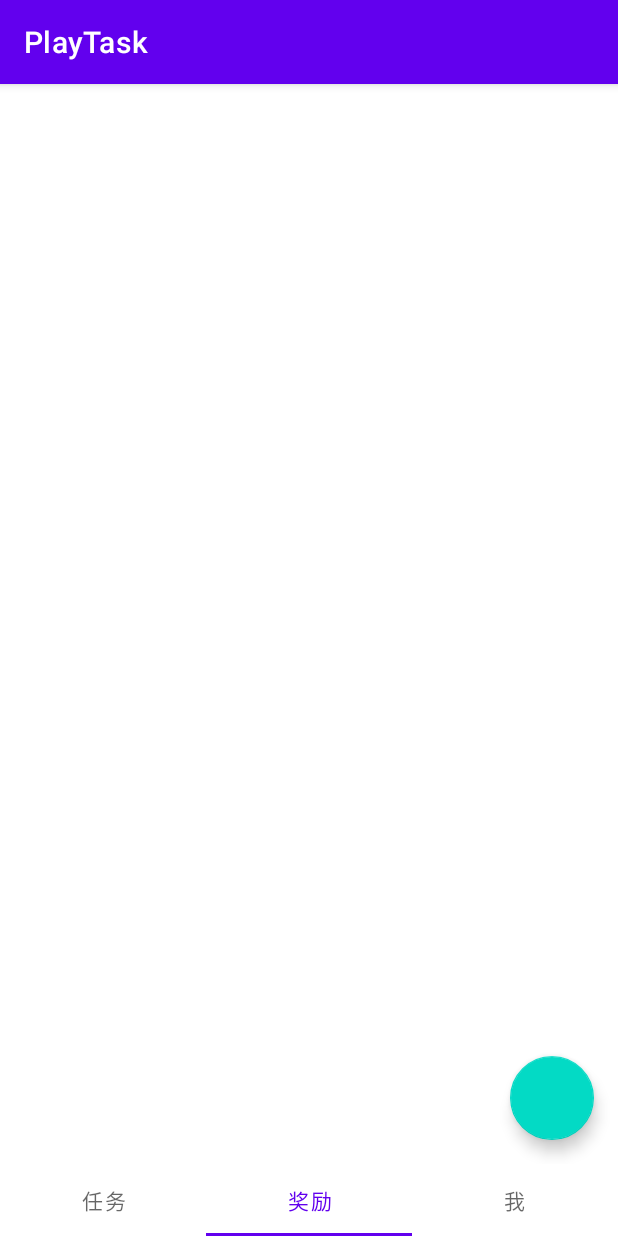
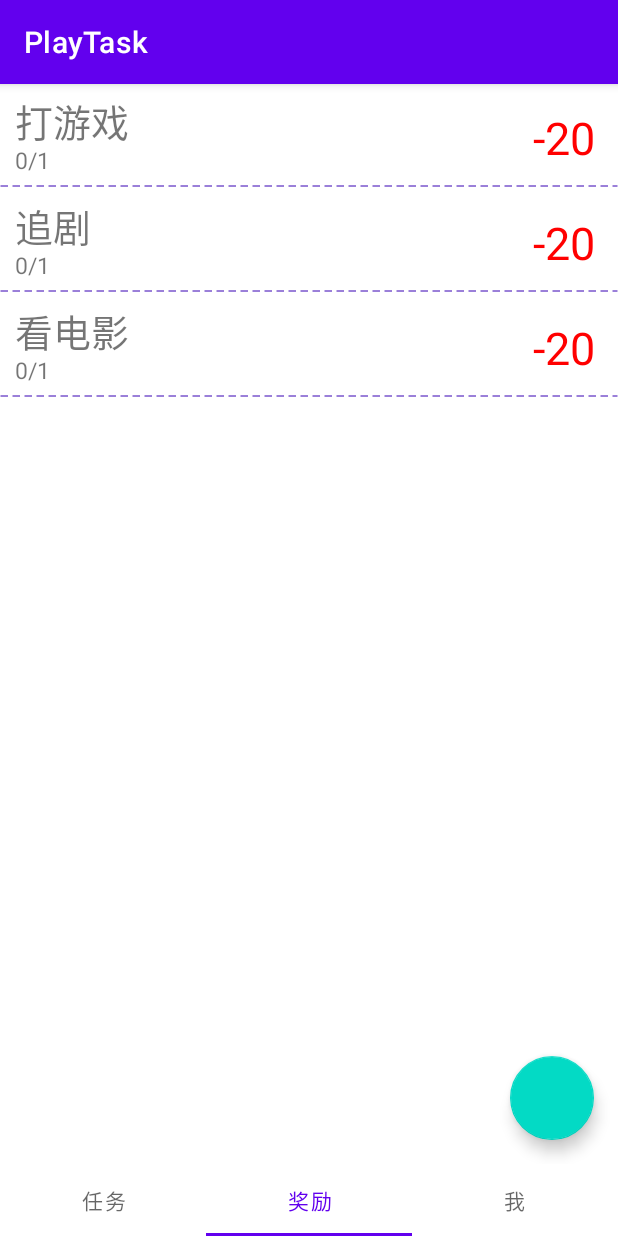
Before and after one commit to CoconutL26/PlayTask, an Android app: the screen it shows after launch (MainActivity), item 2 of the bottom bar chosen, on a phone screen of 412 x 824 dp. Run offline under Robolectric (Android 15) with nearby library versions, the phone set to English and light mode, and no system bars.

Commit message:
PlayTask已实现 1.可以成功添加奖励 2.完善了奖励界面

```diff
--- a/app/src/main/java/com/jnu/student/Award.java
+++ b/app/src/main/java/com/jnu/student/Award.java
@@ -6,11 +6,13 @@ public class Award implements Serializable {
     // 私有字段，用于存储图书的标题和成就点数
     private String title;
     private String label;
+    private String times;
     private int achievement;
-    public Award(String title, int achievement,String label) {
+    public Award(String title, int achievement,String label,String times) {
         this.achievement = achievement;
         this.title = title;
         this.label = label;
+        this.times = times;
     }
 
     // 获取图书标题的方法
@@ -26,6 +28,9 @@ public class Award implements Serializable {
     //获取标签
     public String getLabel() {
         return label;
+    }
+    public String getTimes() {
+        return times;
     }
 
 
@@ -43,5 +48,8 @@ public class Award implements Serializable {
     public void setLabel(String label){
         this.label = label;
     }
+    public void setTimes() {
+        this.times = times;
+    }
 
 }
--- a/app/src/main/java/com/jnu/student/AwardFragment.java
+++ b/app/src/main/java/com/jnu/student/AwardFragment.java
@@ -1,22 +1,38 @@
 package com.jnu.student;
 
+
+import static android.app.Activity.RESULT_OK;
 
 import android.app.AlertDialog;
 import android.content.DialogInterface;
 import android.content.Intent;
 import android.os.Bundle;
+import android.view.ContextMenu;
 import android.view.LayoutInflater;
 import android.view.View;
 import android.view.ViewGroup;
 import android.widget.Button;
+import android.widget.ImageView;
+import android.widget.TextView;
 
+import androidx.activity.result.ActivityResultLauncher;
+import androidx.activity.result.contract.ActivityResultContracts;
+import androidx.annotation.NonNull;
+import androidx.annotation.Nullable;
 import androidx.fragment.app.Fragment;
 import androidx.recyclerview.widget.LinearLayoutManager;
 import androidx.recyclerview.widget.RecyclerView;
 
 import com.google.android.material.floatingactionbutton.FloatingActionButton;
+import com.jnu.student.data.DataSaver;
+
+import java.util.ArrayList;
 
 public class AwardFragment extends Fragment {
+    private ArrayList<Award> awards = new ArrayList<>();
+    public static final int MENU_ID_UPDATE = 1;
+    public static final int MENU_ID_DELETE = 2;
+    private AwardAdapter awardAdapter = new AwardAdapter(awards);
     public AwardFragment() {
         // Required empty public constructor
     }
@@ -32,6 +48,27 @@ public class AwardFragment extends Fragment {
         }
 
     }
+
+    //新建奖励
+    private ActivityResultLauncher<Intent> newAwardLauncher = registerForActivityResult(
+            new ActivityResultContracts.StartActivityForResult()
+            ,result -> {
+                if(null != result){
+                    Intent intent=result.getData();
+                    if(result.getResultCode()==NewAward.RESULT_CODE_SUCCESS)
+                    {
+                        Bundle bundle=intent.getExtras();
+                        String title=bundle.getString("title");
+                        int achieveCount=bundle.getInt("achieveCount");
+                        awards.add(0,new Award(title,achieveCount,"无","0/1"));
+                        new DataSaver().Save(this.getContext(),awards);
+                        awardAdapter.notifyItemInserted(0);
+                    }
+                }
+
+            }
+    );
+
     public View onCreateView(LayoutInflater inflater, ViewGroup container,
                              Bundle savedInstanceState) {
         // Inflate the layout for this fragment
@@ -42,6 +79,14 @@ public class AwardFragment extends Fragment {
         linearLayoutManager.setOrientation(LinearLayoutManager.VERTICAL);
         recyclerViewMain.setLayoutManager(linearLayoutManager);
 
+        DataSaver dataSaver = new DataSaver();
+        awards = dataSaver.Load(this.getContext());
+
+        if (0 == awards.size()) {
+            awards.add(new Award("打游戏",20,"无","0/1"));
+            awards.add(new Award("追剧",20,"无","0/1"));
+            awards.add(new Award("看电影",20,"无","0/1"));
+        }
         FloatingActionButton fabbutton = rootView.findViewById(R.id.button_ADD);
         fabbutton.setOnClickListener(v->{
             AlertDialog.Builder builder = new AlertDialog.Builder(requireActivity());
@@ -50,11 +95,12 @@ public class AwardFragment extends Fragment {
                         public void onClick(DialogInterface dialog, int which) {
                             // 根据选择执行相应的操作，比如跳转到另一个界面
                             if (which == 0) {
+                                // 选择了选项0
+                                Intent intent = new Intent(requireActivity(), NewAward.class);
+                                newAwardLauncher.launch(intent);
+                                int a = 0;
+                            } else if (which == 1) {
                                 // 选择了选项1
-                                Intent intent = new Intent(requireActivity(), NewAward.class);
-                                startActivity(intent);
-                            } else if (which == 1) {
-                                // 选择了选项2
                                 // 执行其他操作或跳转到另一个界面
                             }
                         }
@@ -62,6 +108,75 @@ public class AwardFragment extends Fragment {
                     .create()
                     .show();
         });
+        awardAdapter = new AwardAdapter(awards);
+        recyclerViewMain.setAdapter(awardAdapter);
         return rootView;
     }
+
+    public static class AwardAdapter extends RecyclerView.Adapter<AwardAdapter.ViewHolder> {
+        @NonNull
+        private ArrayList<Award> awardArrayList;
+
+        public class ViewHolder extends RecyclerView.ViewHolder
+                implements View.OnCreateContextMenuListener {
+
+            private final TextView awardTitleView;
+            private final TextView awardAchieveView;
+            private final TextView awardTimes;
+
+            public ViewHolder(View itemView) {
+                super(itemView);
+                awardAchieveView = itemView.findViewById(R.id.text_view_award_achieve);
+                awardTitleView = itemView.findViewById(R.id.text_view_award_title);
+                awardTimes = itemView.findViewById(R.id.text_view_award_times);
+                itemView.setOnCreateContextMenuListener(this);
+            }
+
+            public TextView getTextViewTitle() {
+                return awardAchieveView;
+            }
+
+            public TextView getImageViewImage() {
+                return awardTitleView;
+            }
+
+            @Override
+            public void onCreateContextMenu(ContextMenu contextMenu, View view
+                    , ContextMenu.ContextMenuInfo contextMenuInfo) {
+                contextMenu.add(0,MENU_ID_UPDATE,getAdapterPosition(),"编辑");
+                contextMenu.add(0,MENU_ID_DELETE,getAdapterPosition(),"删除");
+            }
+        }
+        public AwardAdapter(ArrayList<Award> awardArrayList) {
+
+            this.awardArrayList = awardArrayList;
+        }
+        // Create new views (invoked by the layout manager)
+        @Override
+        @NonNull
+        public ViewHolder onCreateViewHolder(ViewGroup viewGroup, int viewType) {
+            // Create a new view, which defines the UI of the list item
+            View view = LayoutInflater.from(viewGroup.getContext())
+                    .inflate(R.layout.awardlayout, viewGroup, false);
+
+            return new ViewHolder(view);
+        }
+
+        // Replace the contents of a view (invoked by the layout manager)
+        @Override
+        public void onBindViewHolder(ViewHolder viewHolder, final int position) {
+            Award award = awardArrayList.get(position);
+            viewHolder.awardTitleView.setText(award.getTitle());
+            String achievementText = String.valueOf((-1)*award.getAchievement());
+            viewHolder.awardAchieveView.setText(achievementText);
+            viewHolder.awardTimes.setText(award.getTimes());
+        }
+
+        // Return the size of your dataset (invoked by the layout manager)
+        @Override
+        public int getItemCount() {
+            return awardArrayList.size();
+        }
+
+    }
 }
--- a/app/src/main/java/com/jnu/student/NewAward.java
+++ b/app/src/main/java/com/jnu/student/NewAward.java
@@ -24,25 +24,31 @@ public class NewAward extends AppCompatActivity {
         // 初始化其他书籍信息的EditText
         EditText editTextTitle=findViewById(R.id.edit_title);
         EditText editTextAchieve=findViewById(R.id.edit_achieve);
+
+
+
+
+        // 设置添加按钮的点击事件
+        Button doneButton = findViewById(R.id.button_done);
+        doneButton.setOnClickListener(new View.OnClickListener() {
+            @Override
+            public void onClick(View view) {
                 // 获取输入的数字
                 String title = editTextTitle.getText().toString();
                 String inputText = editTextAchieve.getText().toString();
-
                 // 将字符串转换为整数
                 try {
                     number = Integer.parseInt(inputText);
                     // 这里可以使用获取到的数字进行其他操作
                 } catch (NumberFormatException e) {
                     // 处理转换异常，如果用户没有输入数字
+                    Toast.makeText(NewAward.this, "请输入有效的成就点数", Toast.LENGTH_SHORT).show();
                     e.printStackTrace();
+                    return;
                 }
 
-        // 设置添加按钮的点击事件
-        Button doneButton = findViewById(R.id.button_done);
-        doneButton.setOnClickListener(new View.OnClickListener() {
-            @Override
-            public void onClick(View view) {
                 if(title.isEmpty()||inputText.isEmpty()){
+
                     String message = "";
                     if (title.isEmpty()) {
                         message += "请输入标题 ";
@@ -51,18 +57,26 @@ public class NewAward extends AppCompatActivity {
                         message += "请输入耗费的成就点数";
                     }
                     Toast.makeText(NewAward.this, message, Toast.LENGTH_SHORT).show();
-                } else {
-                    // 创建一个包含书籍信息的Intent
+                    return;
+                }
+
                 Intent intent = new Intent();
                 Bundle bundle = new Bundle();
-                    bundle.putString("标题", title);
-                    bundle.putInt("成就点数", number);
-                    bundle.putInt("position", position);
+
+                // 创建一个包含书籍信息的Intent
+
+                bundle.putString("title", title);
+                bundle.putInt("achieveCount", number);
+//                bundle.putInt("position", position);
+                // 设置位置信息（如果有的话）
+                if (getIntent().hasExtra("position")) {
+                    bundle.putInt("position", getIntent().getIntExtra("position", 0));
+                }
 
                 intent.putExtras(bundle);
                 setResult(RESULT_CODE_SUCCESS, intent);
                 NewAward.this.finish();
-                }
+
             }
         });
         // 设置返回按钮的点击事件
--- /dev/null
+++ b/app/src/main/res/drawable/award_border.xml
@@ -0,0 +1,53 @@
+<?xml version="1.0" encoding="utf-8"?>
+<shape xmlns:android="http://schemas.android.com/apk/res/android"
+    android:shape="line">
+
+    <stroke
+        android:width="1px"
+        android:dashWidth="5dp" android:dashGap="3dp"
+        android:color="#FF3700B3"/>
+    <padding
+        android:bottom="10dp"
+        />
+
+</shape>
+
+<!--<shape xmlns:android="http://schemas.android.com/apk/res/android" >-->
+
+<!--    &lt;!&ndash; 指定了形状内部的填充颜色 &ndash;&gt;-->
+<!--    <solid android:color="#00000000" />-->
+
+<!--    &lt;!&ndash; 指定了形状轮廓的粗细与颜色 &ndash;&gt;-->
+<!--    <stroke-->
+<!--        android:width="1dp"-->
+<!--        android:color="#44b8ef" />-->
+
+<!--    &lt;!&ndash; 指定了形状四个圆角的半径 &ndash;&gt;-->
+<!--    <corners android:radius="0dp" />-->
+
+<!--</shape>-->
+
+<!--<layer-list xmlns:android="http://schemas.android.com/apk/res/android">-->
+<!--    <item>-->
+<!--        <shape >-->
+
+<!--            <solid android:color="#44b8ef"/>-->
+<!--        </shape>-->
+<!--    </item>-->
+<!--    <item android:bottom="2dp">-->
+<!--        <shape>-->
+<!--            <solid android:color="#FFFFFF"/>-->
+<!--        </shape>-->
+<!--    </item>-->
+<!--</layer-list>-->
+
+<!--<shape xmlns:android="http://schemas.android.com/apk/res/android">-->
+<!--    <solid android:color="#00000000" />-->
+<!--    <stroke-->
+<!--        android:width="1dp"-->
+<!--        android:color="#bfbfbf" />-->
+<!--    <corners android:radius="0dp" />-->
+<!--    <padding-->
+<!--        android:top="1dp"-->
+<!--        android:bottom="1dp" />-->
+<!--</shape>-->
--- /dev/null
+++ b/app/src/main/res/layout/awardlayout.xml
@@ -0,0 +1,61 @@
+<?xml version="1.0" encoding="utf-8"?>
+<LinearLayout xmlns:android="http://schemas.android.com/apk/res/android"
+    android:layout_width="match_parent"
+    android:layout_height="70dp"
+    android:orientation="vertical"
+    >
+    <LinearLayout
+        android:layout_width="match_parent"
+        android:layout_height="65dp"
+        android:orientation="horizontal"
+        >
+    <LinearLayout
+        android:layout_width="120dp"
+        android:layout_height="70dp"
+        android:layout_weight="1"
+        android:orientation="vertical"
+        >
+
+        <TextView
+            android:id="@+id/text_view_award_title"
+            android:layout_width="match_parent"
+            android:layout_height="40dp"
+            android:text="TextView"
+            android:textSize="25dp"
+            android:gravity="left"
+            android:paddingLeft="10dp"
+            android:paddingTop="5dp" />
+
+        <TextView
+            android:id="@+id/text_view_award_times"
+            android:layout_width="match_parent"
+            android:layout_height="30dp"
+            android:text="TextView"
+            android:textSize="15dp"
+            android:paddingLeft="10dp"
+            android:paddingBottom="2dp"/>
+    </LinearLayout>
+
+    <TextView
+        android:id="@+id/text_view_award_achieve"
+        android:layout_width="0dp"
+        android:layout_height="70dp"
+        android:layout_weight="1"
+        android:gravity="right"
+        android:text="TextView"
+        android:textSize="30dp"
+        android:textColor="#FF0000"
+        android:paddingTop="15dp"
+        android:paddingRight="15dp"
+        />
+
+    </LinearLayout>
+
+    <ImageView
+        android:id="@+id/imageView3"
+        android:layout_width="match_parent"
+        android:layout_height="5dp"
+        android:src="@drawable/award_border" />
+
+
+</LinearLayout>
```
Lines whose indentation alone changed are shown as unchanged.
